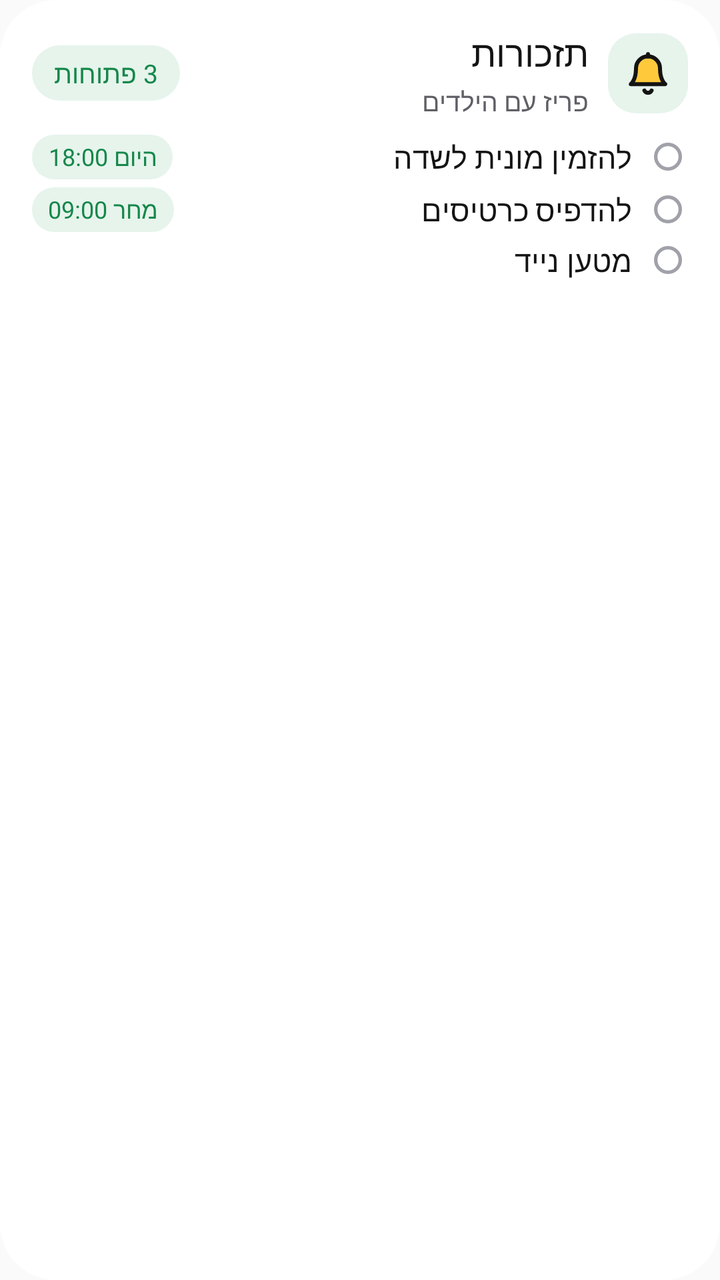
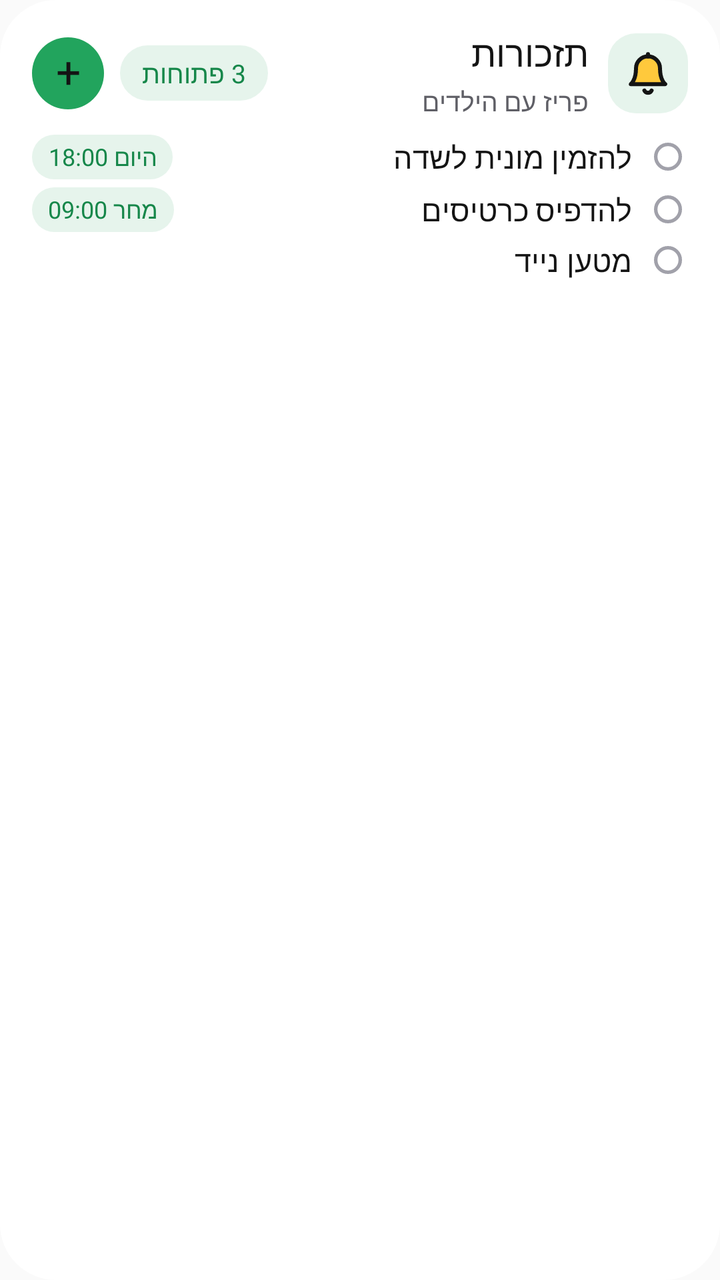

An Android layout rendered at two revisions. The XML below is the earlier revision; the diff shows what the commit changed to produce the second picture.
<!-- AndroidManifest.xml: application theme AppTheme -->
<!-- res/layout/widget_reminders_preview.xml -->
<?xml version="1.0" encoding="utf-8"?>
<LinearLayout
    xmlns:android="http://schemas.android.com/apk/res/android"
    android:id="@+id/root"
    android:layout_width="match_parent"
    android:layout_height="match_parent"
    android:background="@drawable/widget_bg"
    android:layoutDirection="rtl"
    android:orientation="vertical"
    android:paddingStart="16dp"
    android:paddingEnd="16dp"
    android:paddingTop="14dp"
    android:paddingBottom="14dp">
    <LinearLayout
        android:id="@+id/header"
        android:layout_width="match_parent"
        android:layout_height="wrap_content"
        android:orientation="horizontal"
        android:gravity="center_vertical">
        <FrameLayout
            android:id="@+id/icon_tile"
            android:layout_width="40dp"
            android:layout_height="40dp"
            android:background="@drawable/widget_soft">
            <ImageView
                android:id="@+id/icon"
                android:layout_width="24dp"
                android:layout_height="24dp"
                android:src="@drawable/ic_ws_bell"
                android:importantForAccessibility="no"
                android:layout_gravity="center" />
        </FrameLayout>
        <LinearLayout
            android:layout_width="0dp"
            android:layout_height="wrap_content"
            android:orientation="vertical"
            android:layout_weight="1"
            android:layout_marginStart="10dp">
            <TextView
                android:id="@+id/title"
                android:layout_width="match_parent"
                android:layout_height="wrap_content"
                style="@style/WBold.Title"
                android:text="תזכורות" />
            <TextView
                android:id="@+id/subtitle"
                android:layout_width="match_parent"
                android:layout_height="wrap_content"
                style="@style/WText.Muted"
                android:layout_marginTop="3dp"
                android:text="פריז עם הילדים" />
        </LinearLayout>
        <TextView
            android:id="@+id/chip"
            android:layout_width="wrap_content"
            android:layout_height="wrap_content"
            style="@style/WBold.Chip"
            android:layout_marginStart="8dp"
            android:text="3 פתוחות" />
    </LinearLayout>
    <LinearLayout
        android:id="@+id/list"
        android:layout_width="match_parent"
        android:layout_height="0dp"
        android:orientation="vertical"
        android:layout_weight="1"
        android:layout_marginTop="4dp">
        <LinearLayout
            android:id="@+id/rem_row_1"
            android:layout_width="match_parent"
            android:layout_height="wrap_content"
            android:layout_marginTop="4dp"
            android:gravity="center_vertical"
            android:orientation="horizontal">
            <ImageView
                android:id="@+id/rem_ring_1"
                android:layout_width="14dp"
                android:layout_height="14dp"
                android:src="@drawable/widget_dot"
                android:importantForAccessibility="no"
                android:layout_marginStart="3dp"
                android:layout_marginEnd="3dp" />
            <TextView
                android:id="@+id/rem_title_1"
                android:layout_width="0dp"
                android:layout_height="wrap_content"
                style="@style/WText"
                android:layout_weight="1"
                android:layout_marginStart="8dp"
                android:text="להזמין מונית לשדה" />
            <TextView
                android:id="@+id/rem_time_1"
                android:layout_width="wrap_content"
                android:layout_height="wrap_content"
                style="@style/WBold.Pill"
                android:layout_marginStart="8dp"
                android:text="היום 18:00" />
        </LinearLayout>
        <LinearLayout
            android:id="@+id/rem_row_2"
            android:layout_width="match_parent"
            android:layout_height="wrap_content"
            android:layout_marginTop="4dp"
            android:gravity="center_vertical"
            android:orientation="horizontal">
            <ImageView
                android:id="@+id/rem_ring_2"
                android:layout_width="14dp"
                android:layout_height="14dp"
                android:src="@drawable/widget_dot"
                android:importantForAccessibility="no"
                android:layout_marginStart="3dp"
                android:layout_marginEnd="3dp" />
            <TextView
                android:id="@+id/rem_title_2"
                android:layout_width="0dp"
                android:layout_height="wrap_content"
                style="@style/WText"
                android:layout_weight="1"
                android:layout_marginStart="8dp"
                android:text="להדפיס כרטיסים" />
            <TextView
                android:id="@+id/rem_time_2"
                android:layout_width="wrap_content"
                android:layout_height="wrap_content"
                style="@style/WBold.Pill"
                android:layout_marginStart="8dp"
                android:text="מחר 09:00" />
        </LinearLayout>
        <LinearLayout
            android:id="@+id/rem_row_3"
            android:layout_width="match_parent"
            android:layout_height="wrap_content"
            android:layout_marginTop="4dp"
            android:gravity="center_vertical"
            android:orientation="horizontal">
            <ImageView
                android:id="@+id/rem_ring_3"
                android:layout_width="14dp"
                android:layout_height="14dp"
                android:src="@drawable/widget_dot"
                android:importantForAccessibility="no"
                android:layout_marginStart="3dp"
                android:layout_marginEnd="3dp" />
            <TextView
                android:id="@+id/rem_title_3"
                android:layout_width="0dp"
                android:layout_height="wrap_content"
                style="@style/WText"
                android:layout_weight="1"
                android:layout_marginStart="8dp"
                android:text="מטען נייד" />
            <TextView
                android:id="@+id/rem_time_3"
                android:layout_width="wrap_content"
                android:layout_height="wrap_content"
                style="@style/WBold.Pill"
                android:layout_marginStart="8dp"
                android:visibility="gone" />
        </LinearLayout>
        <LinearLayout
            android:id="@+id/rem_row_4"
            android:layout_width="match_parent"
            android:layout_height="wrap_content"
            android:layout_marginTop="4dp"
            android:gravity="center_vertical"
            android:orientation="horizontal"
            android:visibility="gone">
            <ImageView
                android:id="@+id/rem_ring_4"
                android:layout_width="14dp"
                android:layout_height="14dp"
                android:src="@drawable/widget_dot"
                android:importantForAccessibility="no"
                android:layout_marginStart="3dp"
                android:layout_marginEnd="3dp" />
            <TextView
                android:id="@+id/rem_title_4"
                android:layout_width="0dp"
                android:layout_height="wrap_content"
                style="@style/WText"
                android:layout_weight="1"
                android:layout_marginStart="8dp"
                android:text="לקנות מתאם" />
            <TextView
                android:id="@+id/rem_time_4"
                android:layout_width="wrap_content"
                android:layout_height="wrap_content"
                style="@style/WBold.Pill"
                android:layout_marginStart="8dp"
                android:visibility="gone" />
        </LinearLayout>
        <LinearLayout
            android:id="@+id/rem_row_5"
            android:layout_width="match_parent"
            android:layout_height="wrap_content"
            android:layout_marginTop="4dp"
            android:gravity="center_vertical"
            android:orientation="horizontal"
            android:visibility="gone">
            <ImageView
                android:id="@+id/rem_ring_5"
                android:layout_width="14dp"
                android:layout_height="14dp"
                android:src="@drawable/widget_dot"
                android:importantForAccessibility="no"
                android:layout_marginStart="3dp"
                android:layout_marginEnd="3dp" />
            <TextView
                android:id="@+id/rem_title_5"
                android:layout_width="0dp"
                android:layout_height="wrap_content"
                style="@style/WText"
                android:layout_weight="1"
                android:layout_marginStart="8dp"
                android:text="להשאיר מפתח לשכנים" />
            <TextView
                android:id="@+id/rem_time_5"
                android:layout_width="wrap_content"
                android:layout_height="wrap_content"
                style="@style/WBold.Pill"
                android:layout_marginStart="8dp"
                android:visibility="gone" />
        </LinearLayout>
    </LinearLayout>
</LinearLayout>
<!-- resources referenced by this layout -->
<resources>
  <!-- drawable widget_bg (drawable) -->
  <?xml version="1.0" encoding="utf-8"?>
  <shape xmlns:android="http://schemas.android.com/apk/res/android" android:shape="rectangle">
      <solid android:color="@color/w_bg" />
      <corners android:radius="28dp" />
  </shape>
  <!-- drawable widget_dot (drawable) -->
  <?xml version="1.0" encoding="utf-8"?>
  <shape xmlns:android="http://schemas.android.com/apk/res/android" android:shape="oval">
      <stroke android:width="2dp" android:color="@color/w_dot" />
      <size android:width="16dp" android:height="16dp" />
  </shape>
  <!-- drawable widget_soft (drawable) -->
  <?xml version="1.0" encoding="utf-8"?>
  <shape xmlns:android="http://schemas.android.com/apk/res/android" android:shape="rectangle">
      <solid android:color="@color/w_soft" />
      <corners android:radius="14dp" />
  </shape>
  <style name="WBold.Chip">
          <item name="android:textColor">@color/w_accent</item>
          <item name="android:textSize">13sp</item>
          <item name="android:background">@drawable/widget_chip</item>
          <item name="android:paddingStart">11dp</item>
          <item name="android:paddingEnd">11dp</item>
          <item name="android:paddingTop">5dp</item>
          <item name="android:paddingBottom">5dp</item>
      </style>
  <style name="WBold.Pill">
          <item name="android:textColor">@color/w_accent</item>
          <item name="android:textSize">12sp</item>
          <item name="android:background">@drawable/widget_chip</item>
          <item name="android:paddingStart">8dp</item>
          <item name="android:paddingEnd">8dp</item>
          <item name="android:paddingTop">3dp</item>
          <item name="android:paddingBottom">3dp</item>
      </style>
  <style name="WBold.Title">
          <item name="android:textSize">18sp</item>
      </style>
  <style name="WText" parent="WFontSemi">
          <item name="android:textColor">@color/w_text</item>
          <item name="android:textSize">15sp</item>
          <item name="android:maxLines">1</item>
          <item name="android:ellipsize">end</item>
          <item name="android:textAlignment">viewStart</item>
          <item name="android:includeFontPadding">false</item>
      </style>
  <style name="WText.Muted">
          <item name="android:textColor">@color/w_muted</item>
          <item name="android:textSize">13sp</item>
      </style>
  <style name="AppTheme" parent="Theme.AppCompat.Light.DarkActionBar">
          
          <item name="colorPrimary">@color/colorPrimary</item>
          <item name="colorPrimaryDark">@color/colorPrimaryDark</item>
          <item name="colorAccent">@color/colorAccent</item>
      </style>
  <color name="w_ink">#141414</color>
  <color name="w_bg">#FFFFFF</color>
  <color name="w_dot">#A1A1AA</color>
  <color name="w_soft">#E6F4EC</color>
  <color name="w_accent">#16874A</color>
  <!-- drawable widget_chip (drawable) -->
  <?xml version="1.0" encoding="utf-8"?>
  <shape xmlns:android="http://schemas.android.com/apk/res/android" android:shape="rectangle">
      <solid android:color="@color/w_soft" />
      <corners android:radius="999dp" />
  </shape>
  <style name="WFontSemi">
          <item name="android:fontFamily">sans-serif-medium</item>
      </style>
  <color name="w_text">#141414</color>
  <color name="w_muted">#5F5F66</color>
  <!-- unchanged entries left out for length: 1 -->
</resources>

<!-- the commit's change to res/layout/widget_reminders_preview.xml (unified diff, before → after) -->
@@ -57,6 +57,17 @@
             style="@style/WBold.Chip"
             android:layout_marginStart="8dp"
             android:text="3 פתוחות" />
+        <TextView
+            android:id="@+id/add"
+            android:layout_width="36dp"
+            android:layout_height="36dp"
+            style="@style/WBold.Key.Save"
+            android:gravity="center"
+            android:layout_marginStart="8dp"
+            android:background="@drawable/widget_brand"
+            android:text="+"
+            android:textSize="22sp"
+            android:contentDescription="תזכורת חדשה" />
     </LinearLayout>
     <LinearLayout
         android:id="@+id/list"
<!-- resource entries referenced after the edit -->
@@ -5,6 +5,12 @@
   <shape xmlns:android="http://schemas.android.com/apk/res/android" android:shape="rectangle">
       <solid android:color="@color/w_bg" />
       <corners android:radius="28dp" />
+  </shape>
+  <!-- drawable widget_brand (drawable) -->
+  <?xml version="1.0" encoding="utf-8"?>
+  <shape xmlns:android="http://schemas.android.com/apk/res/android" android:shape="rectangle">
+      <solid android:color="@color/w_brand" />
+      <corners android:radius="18dp" />
   </shape>
   <!-- drawable widget_dot (drawable) -->
   <?xml version="1.0" encoding="utf-8"?>
@@ -26,6 +32,10 @@
           <item name="android:paddingEnd">11dp</item>
           <item name="android:paddingTop">5dp</item>
           <item name="android:paddingBottom">5dp</item>
+      </style>
+  <style name="WBold.Key.Save">
+          <item name="android:textColor">@color/w_on_brand</item>
+          <item name="android:textSize">17sp</item>
       </style>
   <style name="WBold.Pill">
           <item name="android:textColor">@color/w_accent</item>
@@ -59,6 +69,7 @@
       </style>
   <color name="w_ink">#141414</color>
   <color name="w_bg">#FFFFFF</color>
+  <color name="w_brand">#22A45D</color>
   <color name="w_dot">#A1A1AA</color>
   <color name="w_soft">#E6F4EC</color>
   <color name="w_accent">#16874A</color>
@@ -68,6 +79,7 @@
       <solid android:color="@color/w_soft" />
       <corners android:radius="999dp" />
   </shape>
+  <color name="w_on_brand">#141414</color>
   <style name="WFontSemi">
           <item name="android:fontFamily">sans-serif-medium</item>
       </style>
